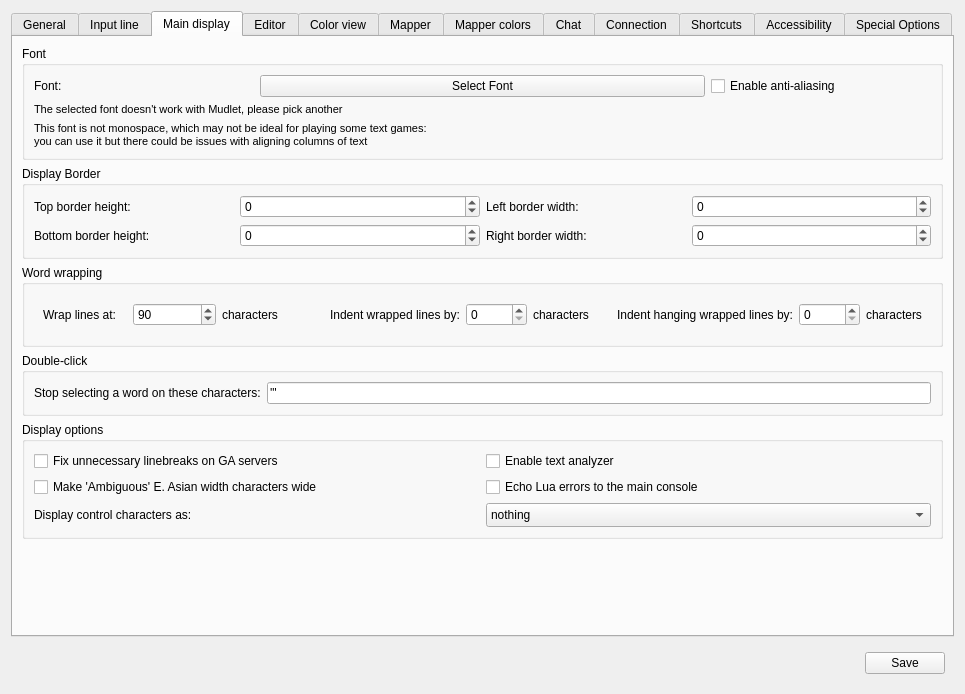
First picture: the form in src/ui/profile_preferences.ui, repository ThalynLabs/Mudlet, before the edit.
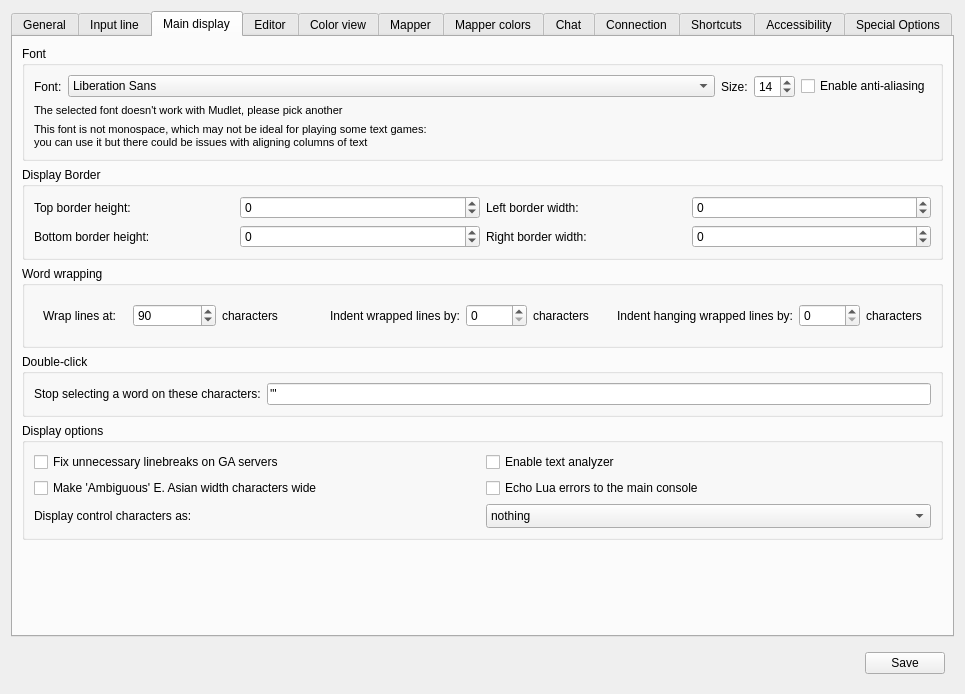
Second picture: the form after the edit. The open tabs and pages were chosen to show the change. Icons and pictures are not drawn. Custom widgets are drawn as their Qt base class.

Commit message: Infrastructure: rationalise font handling (#7918)

What changed in the file:
```diff
--- a/src/ui/profile_preferences.ui
+++ b/src/ui/profile_preferences.ui
@@ -728,70 +728,71 @@
         <widget class="QGroupBox" name="groupBox_font">
          <property name="sizePolicy">
           <sizepolicy hsizetype="Preferred" vsizetype="Preferred">
-           <horstretch>0</horstretch>
+           <horstretch>1</horstretch>
            <verstretch>0</verstretch>
           </sizepolicy>
          </property>
          <property name="title">
           <string>Font</string>
          </property>
-         <layout class="QGridLayout" name="gridLayout_groupBox_font">
-          <item row="3" column="0" colspan="4">
-           <widget class="QLabel" name="label_variableWidthFontWarning">
-            <property name="font">
-             <font>
-              <pointsize>8</pointsize>
-             </font>
-            </property>
-            <property name="text">
-             <string comment="Note that this text is split into two lines so that the message is not too wide in English, please do the same for other locales where the text is the same or longer">This font is not monospace, which may not be ideal for playing some text games:
-you can use it but there could be issues with aligning columns of text</string>
-            </property>
-            <property name="buddy">
-             <cstring>fontSize</cstring>
-            </property>
-           </widget>
-          </item>
-          <item row="2" column="0" colspan="4">
-           <widget class="QLabel" name="label_invalidFontError">
-            <property name="font">
-             <font>
-              <pointsize>8</pointsize>
-             </font>
-            </property>
-            <property name="text">
-             <string>The selected font doesn't work with Mudlet, please pick another</string>
-            </property>
-           </widget>
-          </item>
-          <item row="0" column="1" colspan="2">
-           <widget class="QPushButton" name="pushButton_fontDialog">
-            <property name="sizePolicy">
-             <sizepolicy hsizetype="Preferred" vsizetype="Fixed">
-              <horstretch>0</horstretch>
-              <verstretch>0</verstretch>
-             </sizepolicy>
-            </property>
-            <property name="text">
-             <string>Select Font</string>
-            </property>
-           </widget>
-          </item>
+         <layout class="QGridLayout" name="gridLayout_groupBox_font" columnstretch="0,1,0,0,0">
           <item row="0" column="0">
-           <widget class="QLabel" name="label_30">
-            <property name="sizePolicy">
-             <sizepolicy hsizetype="Minimum" vsizetype="Preferred">
-              <horstretch>0</horstretch>
-              <verstretch>0</verstretch>
-             </sizepolicy>
-            </property>
+           <widget class="QLabel" name="label_displayFont">
             <property name="text">
              <string>Font:</string>
             </property>
+            <property name="buddy">
+             <cstring>fontComboBox_displayFont</cstring>
+            </property>
+           </widget>
+          </item>
+          <item row="0" column="1">
+           <widget class="QFontComboBox" name="fontComboBox_displayFont">
+            <property name="sizePolicy">
+             <sizepolicy hsizetype="Preferred" vsizetype="Fixed">
+              <horstretch>1</horstretch>
+              <verstretch>0</verstretch>
+             </sizepolicy>
+            </property>
+            <property name="editable">
+             <bool>false</bool>
+            </property>
+            <property name="maxVisibleItems">
+             <number>20</number>
+            </property>
+           </widget>
+          </item>
+          <item row="0" column="2">
+           <widget class="QLabel" name="label_displayFontSize">
+            <property name="text">
+             <string>Size:</string>
+            </property>
+            <property name="buddy">
+             <cstring>spinBox_displayFontSize</cstring>
+            </property>
            </widget>
           </item>
           <item row="0" column="3">
-           <widget class="QCheckBox" name="mNoAntiAlias">
+           <widget class="QSpinBox" name="spinBox_displayFontSize">
+            <property name="sizePolicy">
+             <sizepolicy hsizetype="Preferred" vsizetype="Preferred">
+              <horstretch>0</horstretch>
+              <verstretch>0</verstretch>
+             </sizepolicy>
+            </property>
+            <property name="minimum">
+             <number>1</number>
+            </property>
+            <property name="maximum">
+             <number>99</number>
+            </property>
+            <property name="value">
+             <number>14</number>
+            </property>
+           </widget>
+          </item>
+          <item row="0" column="5">
+           <widget class="QCheckBox" name="checkBox_antiAlias">
             <property name="toolTip">
              <string>&lt;p&gt;Use anti aliasing on fonts. Smoothes fonts if you have a high screen resolution and you can use larger fonts. Note that on low resolutions and small font sizes, the font gets blurry.&lt;/p&gt;</string>
             </property>
@@ -800,6 +801,31 @@
             </property>
            </widget>
           </item>
+          <item row="1" column="0" colspan="4">
+           <widget class="QLabel" name="label_invalidFontError">
+            <property name="font">
+             <font>
+              <pointsize>8</pointsize>
+             </font>
+            </property>
+            <property name="text">
+             <string>The selected font doesn't work with Mudlet, please pick another</string>
+            </property>
+           </widget>
+          </item>
+          <item row="2" column="0" colspan="4">
+           <widget class="QLabel" name="label_variableWidthFontWarning">
+            <property name="font">
+             <font>
+              <pointsize>8</pointsize>
+             </font>
+            </property>
+            <property name="text">
+             <string comment="Note that this text is split into two lines so that the message is not too wide in English, please do the same for other locales where the text is the same or longer">This font is not monospace, which may not be ideal for playing some text games:
+you can use it but there could be issues with aligning columns of text</string>
+            </property>
+           </widget>
+          </item>
          </layout>
         </widget>
        </item>
```
Left out of the diff: 4 changed lines with no effect on the pictures. The commit also changes 19 other files.
